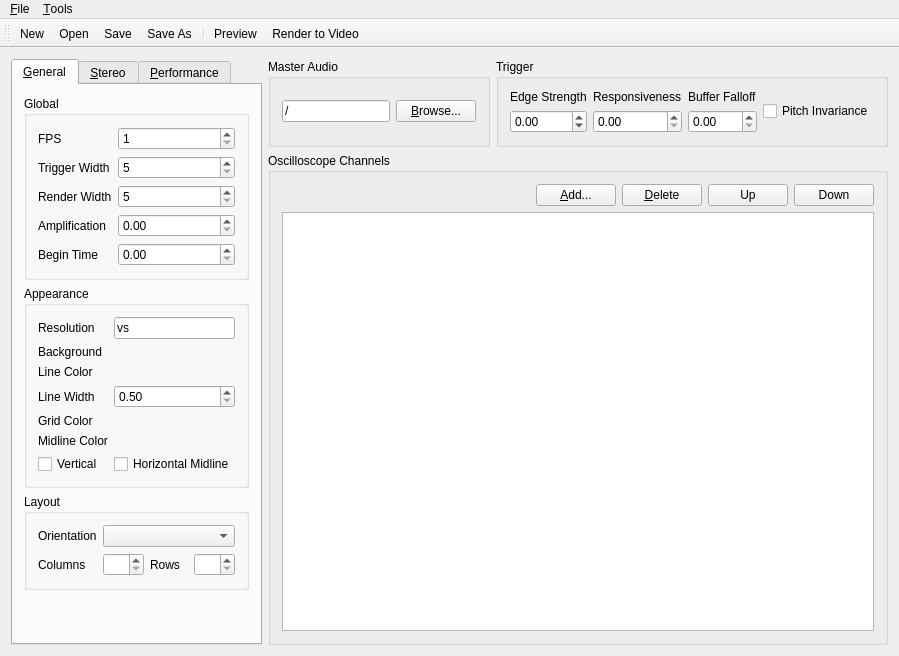
The window that corrscope/gui/mainwindow.ui (corrscope/corrscope) describes before a commit, drawn with Qt 5.
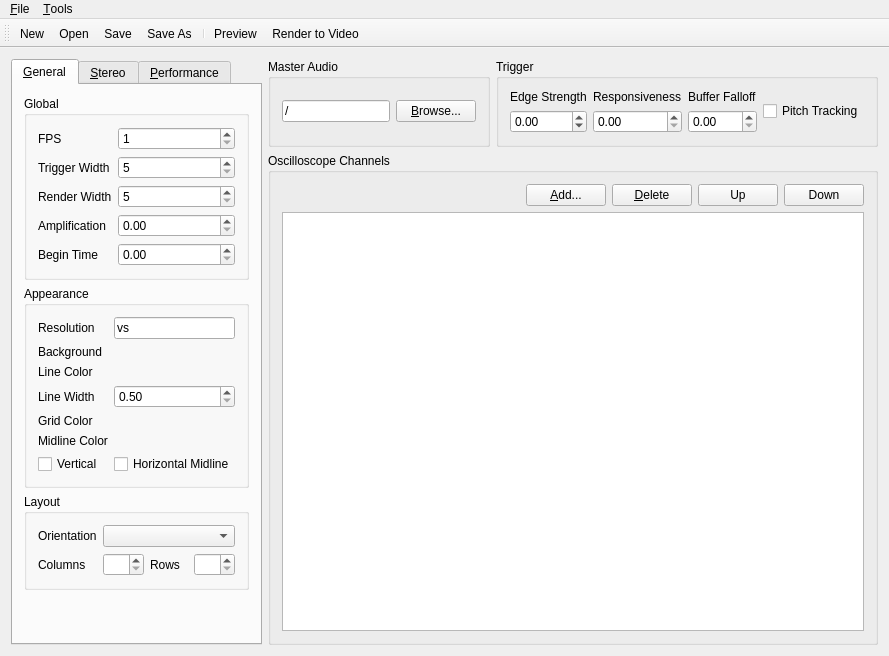
The same window after the commit. Custom widgets are drawn as their Qt base class.

Commit message: Rename "pitch invariance" to "pitch tracking"

What changed in the file:
```diff
--- a/corrscope/gui/mainwindow.ui
+++ b/corrscope/gui/mainwindow.ui
@@ -553,7 +553,7 @@
            <item row="0" column="3" rowspan="2">
             <widget class="BoundCheckBox" name="trigger__pitch_invariance">
              <property name="text">
-              <string>Pitch Invariance</string>
+              <string>Pitch Tracking</string>
              </property>
             </widget>
            </item>
```
Left out of the diff: 2 changed lines with no effect on the pictures. The commit also changes 4 other files.
